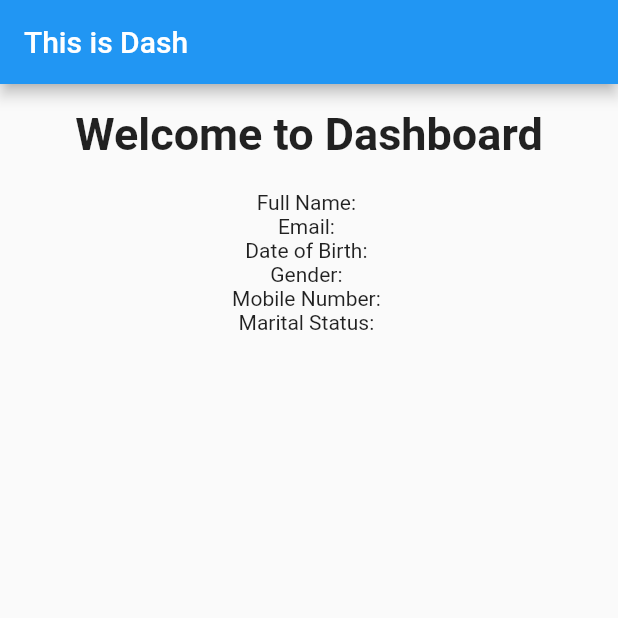
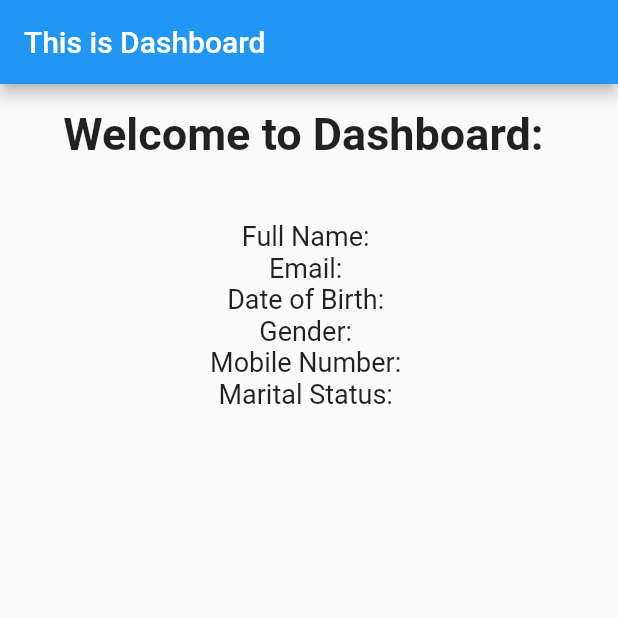
Before and after one commit to Yazoo555/-flutter_intern, a Flutter app: the Dashboard screen opened directly with empty values, on a phone screen of 412 x 824 dp, the top half of it. Run offline on Flutter 3.47's test engine with Material 2 defaults, Android fonts, the phone set to English and light mode, and no system bars; our stand-ins replace shared_preferences; accounts and stored records are empty.

Commit message:
Second Commit-->2

```diff
--- a/lib/dashb.dart
+++ b/lib/dashb.dart
@@ -15,7 +15,7 @@ class _DashboardState extends State<Dashboard> {
   Widget build(BuildContext context) {
     return Scaffold(
       appBar: AppBar(
-        title: const Text("This is Dash"),
+        title: const Text("This is Dashboard"),
       ),
       body: Center(
         child: Padding(
@@ -23,16 +23,34 @@ class _DashboardState extends State<Dashboard> {
           child: Column(
             children: [
               Text(
-                "Welcome to Dashboard",
+                "Welcome to Dashboard: ${widget.userData.fullname}",
                 style: TextStyle(fontSize: 30, fontWeight: FontWeight.bold),
               ),
-              SizedBox(height: 20),
-              Text("Full Name: ${widget.userData.fullname}"),
-              Text("Email: ${widget.userData.email}"),
-              Text("Date of Birth: ${widget.userData.dateofbirth}"),
-              Text("Gender: ${widget.userData.gender}"),
-              Text("Mobile Number: ${widget.userData.mobilenumber}"),
-              Text("Marital Status: ${widget.userData.martialstatus}"),
+              SizedBox(height: 40),
+              Text(
+                "Full Name: ${widget.userData.fullname}",
+                style: TextStyle(fontSize: 18),
+              ),
+              Text(
+                "Email: ${widget.userData.email}",
+                style: TextStyle(fontSize: 18),
+              ),
+              Text(
+                "Date of Birth: ${widget.userData.dateofbirth}",
+                style: TextStyle(fontSize: 18),
+              ),
+              Text(
+                "Gender: ${widget.userData.gender}",
+                style: TextStyle(fontSize: 18),
+              ),
+              Text(
+                "Mobile Number: ${widget.userData.mobilenumber}",
+                style: TextStyle(fontSize: 18),
+              ),
+              Text(
+                "Marital Status: ${widget.userData.martialstatus}",
+                style: TextStyle(fontSize: 18),
+              ),
               // Add more fields as needed
             ],
           ),
```
Also changed, not shown: lib/Signup.dart (+22 -1 lines), lib/login.dart (+5 -4 lines).
